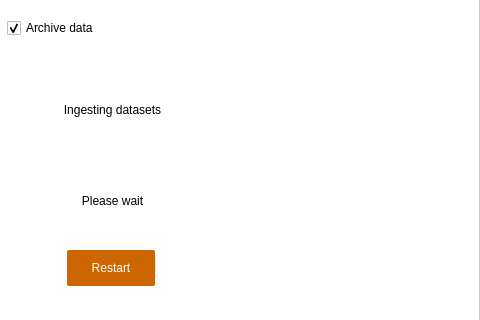
Old version of the form PSIArchiver/dialog.ui in the repository paulscherrerinstitute/scicat-qt; both pictures show x 334 to 814 and y 205 to 525 of the 814 by 681 pixel window.
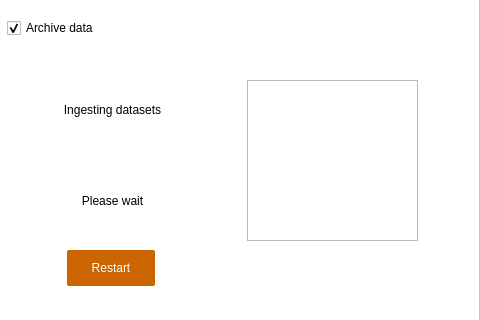
New version of the form. The open tabs and pages were chosen to show the change. Icons and pictures are not drawn.

Diff of the .ui file:
```diff
--- a/PSIArchiver/dialog.ui
+++ b/PSIArchiver/dialog.ui
@@ -1963,6 +1963,16 @@
               </item>
              </layout>
             </widget>
+            <widget class="QPlainTextEdit" name="plainTextEdit">
+             <property name="geometry">
+              <rect>
+               <x>460</x>
+               <y>210</y>
+               <width>171</width>
+               <height>161</height>
+              </rect>
+             </property>
+            </widget>
            </widget>
            <widget class="QWidget" name="retrieverPage">
             <widget class="QTableWidget" name="tableWidgetRetriever">
```
Left out of the diff: 6 changed lines with no effect on the pictures.
